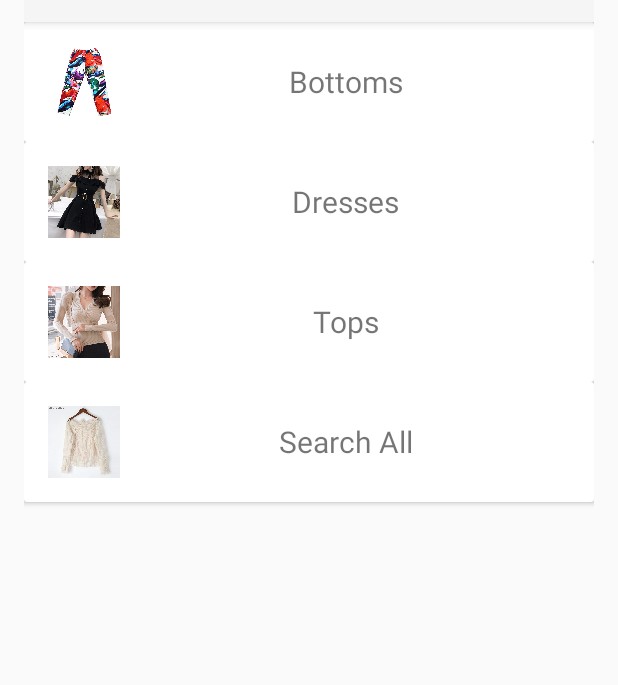
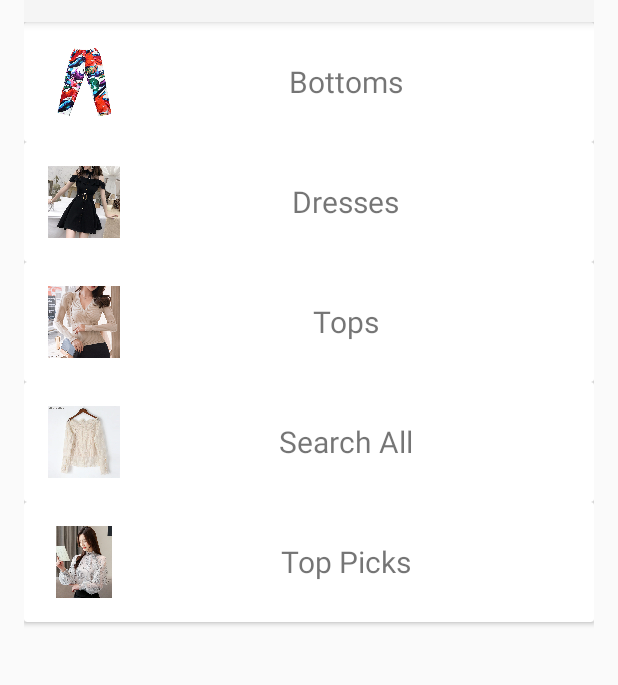
Before and after one commit to AngelaLH/ClothesShoppingApp, an Android app: the screen it shows after launch (MainActivity), on a phone screen of 412 x 824 dp, the part 86-771 px from its top. Run offline under Robolectric (Android 15) with nearby library versions, the phone set to English and light mode, and no system bars.

Commit message:
top picks as a click in (not in main activity)

```diff
--- a/Clothing/app/build.gradle
+++ b/Clothing/app/build.gradle
@@ -19,6 +19,10 @@ android {
             minifyEnabled false
             proguardFiles getDefaultProguardFile('proguard-android-optimize.txt'), 'proguard-rules.pro'
         }
+    }
+    compileOptions {
+        sourceCompatibility = 1.8
+        targetCompatibility = 1.8
     }
 
 }
--- a/Clothing/app/src/main/java/com/example/clothesshopping/MainActivity.java
+++ b/Clothing/app/src/main/java/com/example/clothesshopping/MainActivity.java
@@ -9,7 +9,7 @@ import androidx.appcompat.widget.Toolbar;
 import androidx.cardview.widget.CardView;
 
 
-public class MainActivity extends AppCompatActivity{
+public class MainActivity extends AppCompatActivity {
     @Override
     protected void onCreate(Bundle savedInstanceState) {
         super.onCreate(savedInstanceState);
@@ -18,6 +18,7 @@ public class MainActivity extends AppCompatActivity{
         CardView catergoryCardView2 = (CardView) findViewById(R.id.card_view_category2);
         CardView catergoryCardView3 = (CardView) findViewById(R.id.card_view_category3);
         CardView catergoryCardView4 = (CardView) findViewById(R.id.card_view_category4);
+        CardView catergoryCardView5 = (CardView) findViewById(R.id.card_view_category5);
         catergoryCardView.setOnClickListener(new View.OnClickListener() {
             @Override
             public void onClick(View view) {
@@ -50,6 +51,14 @@ public class MainActivity extends AppCompatActivity{
                 startActivity(numbersIntent);
             }
         });
+        catergoryCardView5.setOnClickListener(new View.OnClickListener() {
+            @Override
+            public void onClick(View view) {
+                Intent numbersIntent = new Intent(getBaseContext(), ListActivity.class);
+                numbersIntent.putExtra("MessageFromMainActivity", "Top Picks");
+                startActivity(numbersIntent);
+            }
+        });
         Toolbar myToolbar = (Toolbar) findViewById(R.id.my_toolbar);
         setSupportActionBar(myToolbar);
     }
--- a/Clothing/app/src/main/res/layout/activity_main.xml
+++ b/Clothing/app/src/main/res/layout/activity_main.xml
@@ -140,6 +140,37 @@
 
     </androidx.cardview.widget.CardView>
 
+    <androidx.cardview.widget.CardView
+            android:id="@+id/card_view_category5"
+            android:layout_width="match_parent"
+            android:layout_height="wrap_content"
+    >
+
+        <LinearLayout
+                android:layout_width="match_parent"
+                android:layout_height="wrap_content"
+                android:orientation="horizontal"
+                android:padding="16dp">
+
+            <ImageView
+                    android:id="@+id/image_cat_5"
+                    android:layout_width="48dp"
+                    android:layout_height="48dp"
+                    android:src="@drawable/top_10" />
+
+            <TextView
+                    android:id="@+id/text_view_cat_5"
+                    android:layout_width="0dp"
+                    android:layout_height="match_parent"
+                    android:layout_weight="1"
+                    android:gravity="center"
+                    android:text="Top Picks"
+                    android:textSize="20sp" />
+
+        </LinearLayout>
+
+    </androidx.cardview.widget.CardView>
+
     <!--    <android.support.v7.widget.CardView-->
 <!--        android:id="@+id/card_view_category"-->
 <!--        android:layout_width="250dp"-->
```
Also changed, not shown: Clothing/app/src/main/java/com/example/clothesshopping/DataProvider.java (+4 -3 lines), Clothing/app/src/main/java/com/example/clothesshopping/ExampleAdapter.java (+9 -9 lines).
